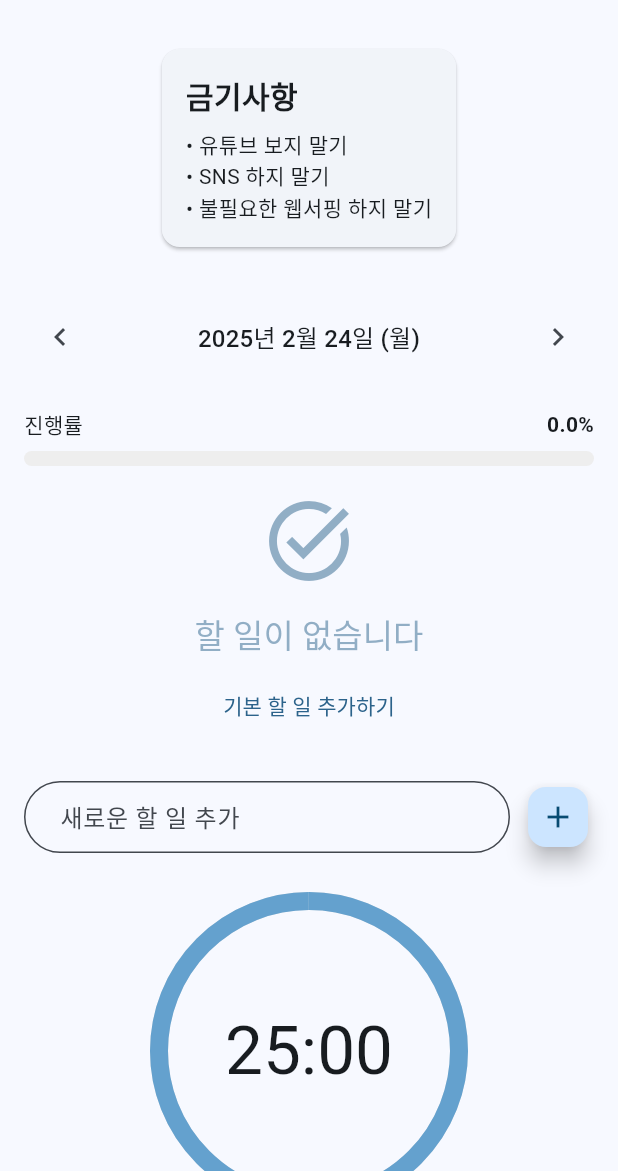
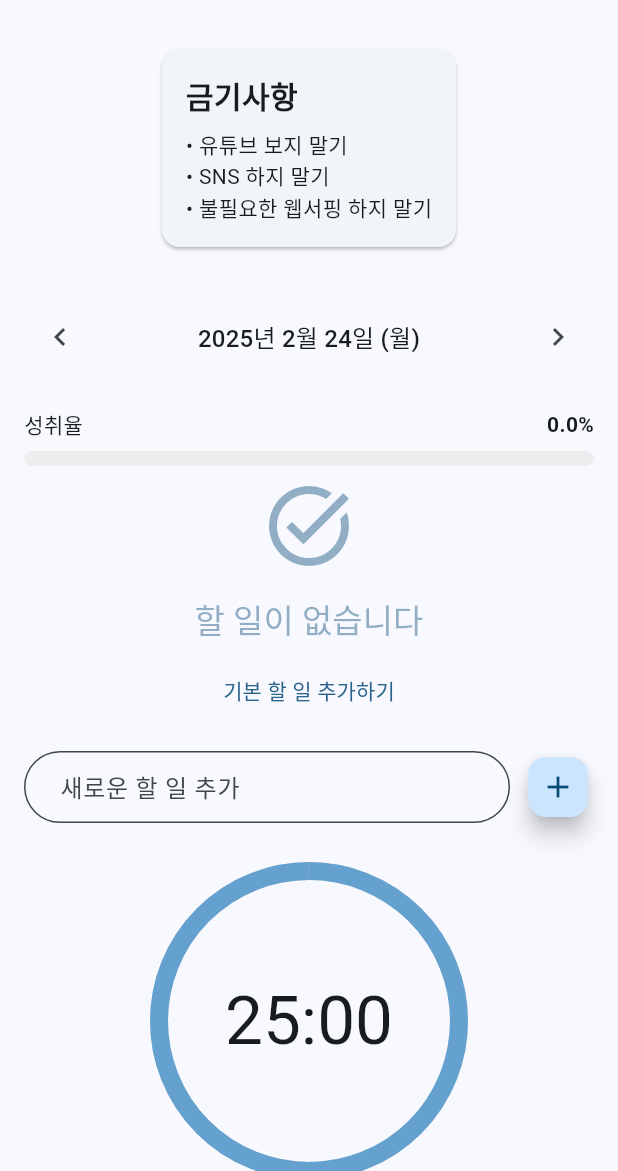
Before and after one commit to djchang-hdj/focus, a Flutter app: the screen it shows after launch, on a phone screen of 412 x 824 dp, the part 65-1236 px from its top. Run offline on Flutter 3.47's test engine with Material 3 defaults, Android fonts, the light colour scheme and no system bars; our stand-ins replace shared_preferences.

Commit message:
debug deletion error

```diff
--- a/lib/main.dart
+++ b/lib/main.dart
@@ -48,7 +48,7 @@ class MyApp extends StatelessWidget {
           builder: (context, child) {
             return MediaQuery(
               data: MediaQuery.of(context).copyWith(
-                textScaleFactor: 1.0,
+                textScaler: TextScaler.linear(1.0),
               ),
               child: Center(
                 child: Container(
@@ -117,10 +117,7 @@ class HomeScreen extends StatelessWidget {
             ),
 
             // 할 일 관리 섹션
-            SizedBox(
-              height: 400,
-              child: const TaskList(),
-            ),
+            const TaskList(),
 
             // 포모도로 타이머 섹션
             Container(
--- a/lib/widgets/task_list.dart
+++ b/lib/widgets/task_list.dart
@@ -26,27 +26,23 @@ class _TaskListState extends State<TaskList> {
   Widget build(BuildContext context) {
     return Consumer<TaskProvider>(
       builder: (context, taskProvider, child) {
-        // 초기화 상태 확인
-        if (!taskProvider.isInitialized) {
-          return const Center(
-            child: CircularProgressIndicator(),
-          );
-        }
-
         final tasks = taskProvider.currentTasks;
 
         return Column(
+          mainAxisSize: MainAxisSize.min,
           children: [
             _buildDateSelector(context, taskProvider),
             _buildProgressBar(taskProvider),
-            if (tasks.isEmpty) _buildEmptyState(context, taskProvider),
-            if (tasks.isNotEmpty)
-              Expanded(
+            if (tasks.isEmpty)
+              _buildEmptyState(context, taskProvider)
+            else
+              Flexible(
                 child: ListView.builder(
+                  shrinkWrap: true,
+                  physics: const NeverScrollableScrollPhysics(),
                   itemCount: tasks.length,
                   itemBuilder: (context, index) {
-                    final task = tasks[index];
-                    return _buildTaskItem(context, task, taskProvider);
+                    return _buildTaskItem(context, tasks[index], taskProvider);
                   },
                 ),
               ),
@@ -58,8 +54,7 @@ class _TaskListState extends State<TaskList> {
   }
 
   Widget _buildEmptyState(BuildContext context, TaskProvider taskProvider) {
-    return Expanded(
-      child: Center(
+    return Center(
       child: Column(
         mainAxisAlignment: MainAxisAlignment.center,
         children: [
@@ -72,8 +67,7 @@ class _TaskListState extends State<TaskList> {
           Text(
             '할 일이 없습니다',
             style: Theme.of(context).textTheme.titleLarge?.copyWith(
-                    color:
-                        Theme.of(context).colorScheme.primary.withOpacity(0.5),
+                  color: Theme.of(context).colorScheme.primary.withOpacity(0.5),
                 ),
           ),
           const SizedBox(height: 8),
@@ -84,7 +78,6 @@ class _TaskListState extends State<TaskList> {
             child: const Text('기본 할 일 추가하기'),
           ),
         ],
-        ),
       ),
     );
   }
@@ -176,7 +169,7 @@ class _TaskListState extends State<TaskList> {
           Row(
             mainAxisAlignment: MainAxisAlignment.spaceBetween,
             children: [
-              const Text('진행률'),
+              const Text('성취율'),
               Text(
                 '${(taskProvider.completionRate * 100).toStringAsFixed(1)}%',
                 style: const TextStyle(fontWeight: FontWeight.bold),
@@ -205,7 +198,7 @@ class _TaskListState extends State<TaskList> {
   Widget _buildTaskItem(
       BuildContext context, Task task, TaskProvider taskProvider) {
     return Dismissible(
-      key: Key(task.id),
+      key: ValueKey(task.id), // UUID만으로 충분합니다
       background: Container(
         color: Colors.red.shade300,
         alignment: Alignment.centerRight,
@@ -261,6 +254,11 @@ class _TaskListState extends State<TaskList> {
     );
   }
 
+  // 날짜 키 생성 헬퍼 메서드 추가
+  String _getDateKey(DateTime date) {
+    return '${date.year}-${date.month.toString().padLeft(2, '0')}-${date.day.toString().padLeft(2, '0')}';
+  }
+
   Widget _buildAddTaskField(BuildContext context, TaskProvider taskProvider) {
     return Container(
       padding: const EdgeInsets.all(16.0),
--- a/pubspec.yaml
+++ b/pubspec.yaml
@@ -13,6 +13,7 @@ dependencies:
   shared_preferences: ^2.2.2
   cupertino_icons: ^1.0.8
   intl: ^0.19.0
+  uuid: ^4.3.3
 
 dev_dependencies:
   flutter_test:
```
Also changed, not shown: lib/providers/task_provider.dart (+32 -12 lines), pubspec.lock. Lines whose indentation alone changed are shown as unchanged.
